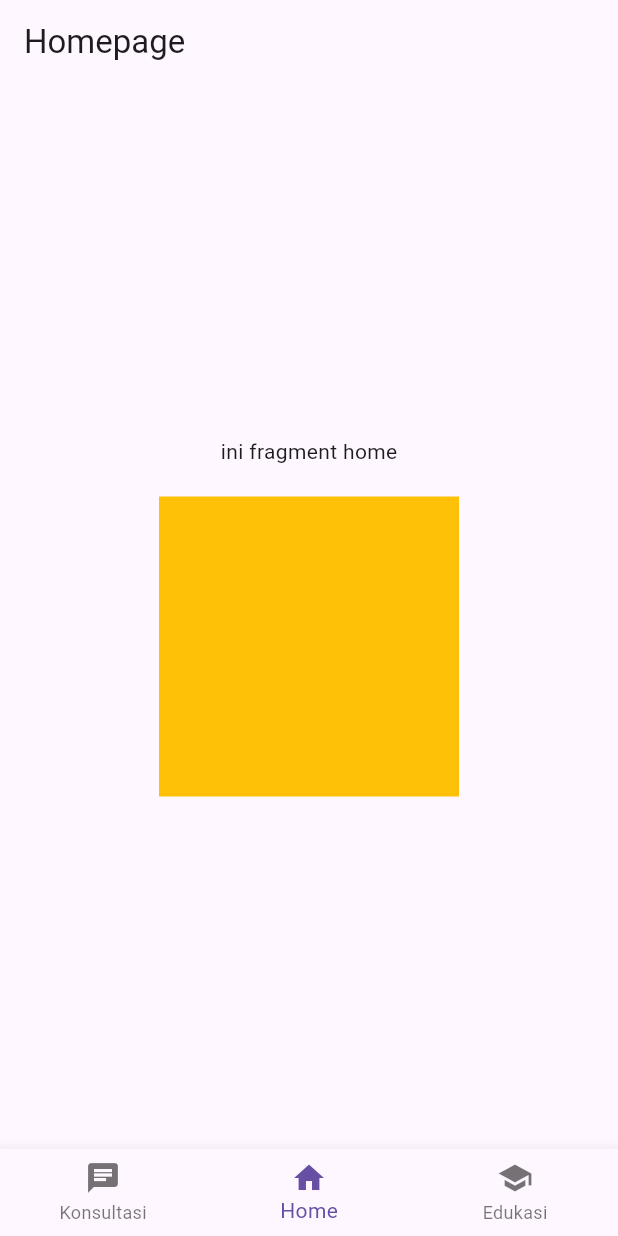
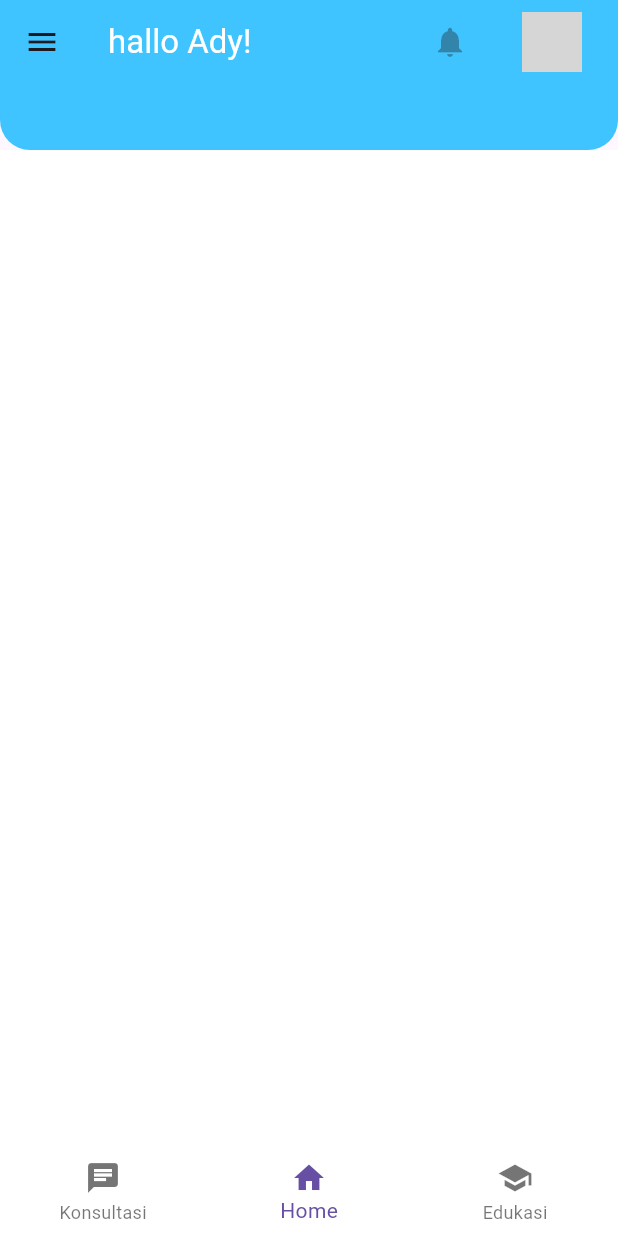
Before and after one commit to adyfp24/SAGA-app-flutter, a Flutter app: the screen it shows after launch, on a phone screen of 412 x 824 dp. Run offline on Flutter 3.47's test engine with Material 3 defaults, Android fonts, the phone set to English and light mode, and no system bars; network calls fail; grey boxes are pictures that could not be loaded.

Commit message:
fix(structure): fixing folder structure

```diff
--- a/lib/views/fragments/edukasi_fragment.dart
+++ b/lib/views/fragments/edukasi_fragment.dart
@@ -1,4 +1,4 @@
-import 'package:flutter/material.dart';
+part of 'fragments.dart';
 
 class EdukasiFragment extends StatelessWidget {
   const EdukasiFragment({ Key key }) : super(key: key);
@@ -12,8 +12,8 @@ class EdukasiFragment extends StatelessWidget {
         Text('ini fragment edukasi'),
         Container(
           margin: EdgeInsets.only(top: 20),
-          color: Colors.amber,
-          width: 200,
+          color: Colors.blue,
+          width: 300,
           height: 200,
         )
       ],
--- a/lib/views/fragments/fragments.dart
+++ b/lib/views/fragments/fragments.dart
@@ -0,0 +1,6 @@
+import 'package:flutter/material.dart';
+import 'package:new_app/views/pages/detail_fitur.dart';
+
+part 'home_fragment.dart';
+part 'edukasi_fragment.dart';
+part 'konsultasi_fragment.dart';
--- a/lib/views/fragments/home_fragment.dart
+++ b/lib/views/fragments/home_fragment.dart
@@ -1,22 +1,17 @@
-import 'package:flutter/material.dart';
+part of 'fragments.dart';
 
 class HomeFragment extends StatelessWidget {
   const HomeFragment({Key key}) : super(key: key);
 
   @override
   Widget build(BuildContext context) {
-    return Center(
-        child: Column(
-          mainAxisAlignment: MainAxisAlignment.center,
-      children: [
-        Text('ini fragment home'),
-        Container(
-          margin: EdgeInsets.only(top: 20),
-          color: Colors.amber,
-          width: 200,
-          height: 200,
-        )
-      ],
-    ));
+    return Scaffold(
+      backgroundColor: Colors.white,
+      body: Column(
+        children: [
+
+        ],
+      ),
+    );
   }
 }
--- a/lib/views/fragments/konsultasi_fragment.dart
+++ b/lib/views/fragments/konsultasi_fragment.dart
@@ -1,4 +1,4 @@
-import 'package:flutter/material.dart';
+part of 'fragments.dart';
 
 class KonsultasiFragment extends StatefulWidget {
 
@@ -22,9 +22,9 @@ class _KonsultasiFragmentState extends
         Text('ini fragment konsultasi'),
         Container(
           margin: EdgeInsets.only(top: 20),
-          color: Colors.amber,
+          color: Colors.cyan,
           width: 200,
-          height: 200,
+          height: 300,
         )
       ],
     ));
--- a/lib/views/pages/homepage.dart
+++ b/lib/views/pages/homepage.dart
@@ -1,7 +1,4 @@
-import 'package:flutter/material.dart';
-import 'package:new_app/views/fragments/edukasi_fragment.dart';
-import 'package:new_app/views/fragments/home_fragment.dart';
-import 'package:new_app/views/fragments/konsultasi_fragment.dart';
+part of 'pages.dart';
 
 class HomePage extends StatefulWidget {
   const HomePage({Key key}) : super(key: key);
@@ -12,13 +9,53 @@ class HomePage extends StatefulWidget {
 
 class _HomePageState extends State<HomePage> {
   int _selectedIndex = 1;
+  //List<String>_appbarTittle = ['konsultasi','homepage','edukasi'];
 
   @override
   Widget build(BuildContext context) {
     return Scaffold(
-      appBar: AppBar(
-        title: Text('Homepage'),
-      ),
+      appBar: PreferredSize(
+        preferredSize: Size.fromHeight(100),
+          child: AppBar(
+        title: Text(
+          'hallo Ady!',
+          style: TextStyle(color: Colors.white),
+        ),
+        backgroundColor: Colors.lightBlueAccent, // Warna latar belakang
+        elevation: 0, // Tidak ada bayangan
+        shape: RoundedRectangleBorder(
+          borderRadius: BorderRadius.only(
+            bottomLeft: Radius.circular(20),
+            bottomRight: Radius.circular(20),
+          ),
+        ),
+        actions: [
+          IconButton(
+            icon: Icon(Icons.notifications),
+            onPressed: null,
+          ),
+          SizedBox(width: 16),
+          IconButton(
+            icon: CircleAvatar(
+              backgroundImage: NetworkImage(
+                  'https://avatars.githubusercontent.com/u/75353116?v=4'), // Ganti dengan gambar profil Anda
+            ),
+            onPressed: null,
+          ),
+          SizedBox(width: 16),
+        ],
+        leading: Builder(
+          builder: (BuildContext context) {
+            return IconButton(
+              icon: Icon(Icons.menu),
+              onPressed: () {
+                // Tambahkan fungsi menu jika diperlukan
+                Scaffold.of(context).openDrawer();
+              },
+            );
+          },
+        ),
+      )),
       body: [
         const KonsultasiFragment(),
         const HomeFragment(),
@@ -39,6 +76,8 @@ class _HomePageState extends State<HomePage> {
             label: 'Edukasi',
           ),
         ],
+        backgroundColor: Colors.white,
+        elevation: 0,
         currentIndex: _selectedIndex,
         onTap: _onItemTapped,
       ),
--- a/lib/views/pages/pages.dart
+++ b/lib/views/pages/pages.dart
@@ -0,0 +1,4 @@
+import 'package:flutter/material.dart';
+import 'package:new_app/views/fragments/fragments.dart';
+
+part 'homepage.dart';
```
Also changed, not shown: lib/main.dart (+2 -45 lines), lib/views/pages/detail_fitur.dart (added, +15 -0 lines).
